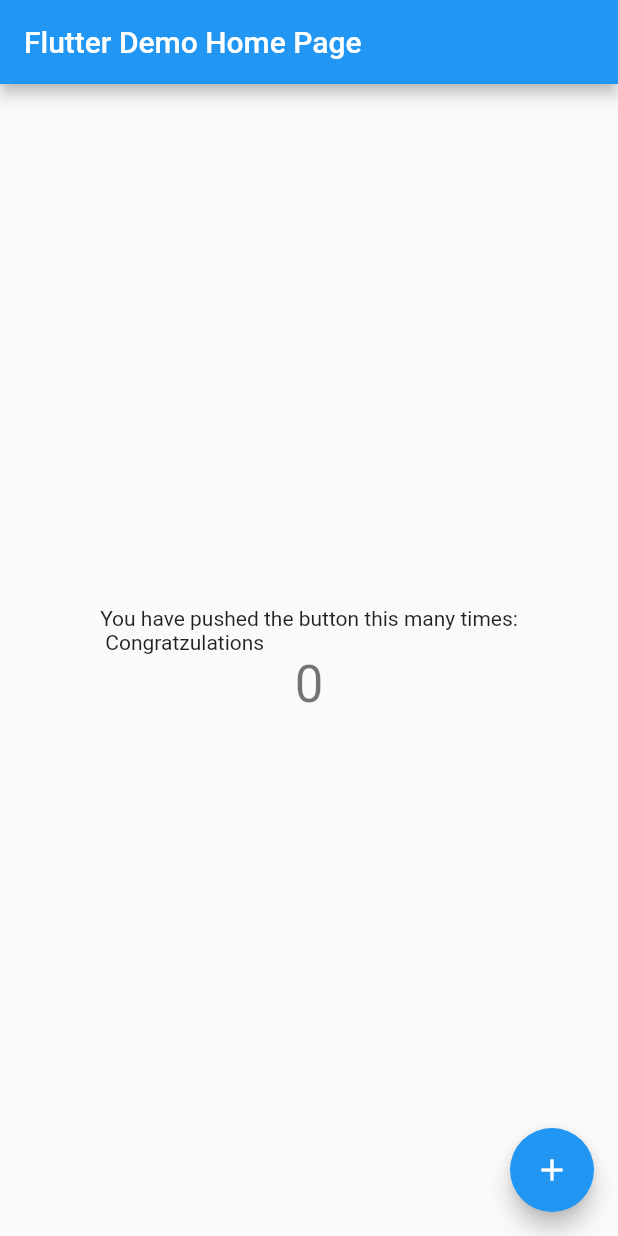
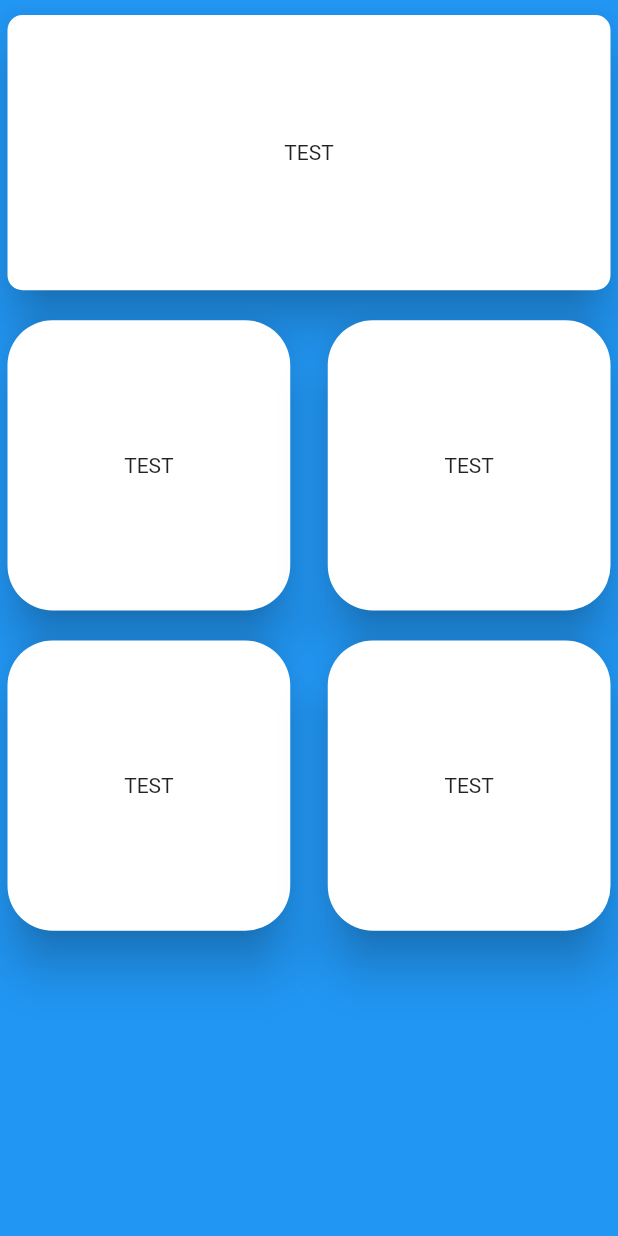
Before and after one commit to SuperFunker/Smur, a Flutter app: the screen it shows after launch, on a phone screen of 412 x 824 dp. Run offline on Flutter 3.47's test engine with Material 2 defaults, Android fonts, the phone set to English and light mode, and no system bars.

Commit message:
Created HomePage Mockup

```diff
--- /dev/null
+++ b/lib/home_screen.dart
@@ -0,0 +1,93 @@
+import 'package:flutter/material.dart';
+import 'package:flutter_staggered_grid_view/flutter_staggered_grid_view.dart';
+
+class HomeScreen extends StatefulWidget {
+  const HomeScreen({Key? key}) : super(key: key);
+
+  @override
+  State<HomeScreen> createState() => _HomeScreenState();
+}
+
+class _HomeScreenState extends State<HomeScreen> {
+  @override
+  Widget build(BuildContext context) {
+    return SafeArea(
+      child: Container(
+        color: Colors.blue,
+        child: SingleChildScrollView(
+          physics: BouncingScrollPhysics(),
+          child: StaggeredGrid.count(
+            crossAxisCount:
+            2,
+            crossAxisSpacing:
+            15.0,
+            mainAxisSpacing:
+            20.0,
+            children: [
+              StaggeredGridTile.count(
+                crossAxisCellCount: 2,
+                mainAxisCellCount: 1,
+                child: Padding(
+                  padding: EdgeInsets.fromLTRB(0, 10.0, 0, 0),
+                  child: MyOption(Icons.accessibility_new, "TEST", Colors.white, 10.0),
+                ),
+              ),
+              StaggeredGridTile.count(
+                crossAxisCellCount: 1,
+                mainAxisCellCount: 1,
+                child: MyOption(Icons.accessibility_new, "TEST", Colors.white, 30.0),
+              ),
+              StaggeredGridTile.count(
+                crossAxisCellCount: 1,
+                mainAxisCellCount: 1,
+                child: MyOption(Icons.accessibility_new, "TEST", Colors.white, 30.0),
+              ),
+              StaggeredGridTile.count(
+                crossAxisCellCount: 1,
+                mainAxisCellCount: 1,
+                child: MyOption(Icons.accessibility_new, "TEST", Colors.white, 30.0),
+              ),
+              StaggeredGridTile.count(
+                crossAxisCellCount: 1,
+                mainAxisCellCount: 1,
+                child: MyOption(Icons.accessibility_new, "TEST", Colors.white, 30.0),
+              ),
+            ],
+          ),
+        ),
+      ),
+    );
+  }
+
+  Widget MyOption(IconData icon, String title, Color color, double borderRadius){
+    return Padding(
+      padding: EdgeInsets.symmetric(horizontal: 5.0),
+      child: Material(
+        color: color,
+        elevation: 14.0,
+        borderRadius: BorderRadius.all(Radius.circular(borderRadius)),
+        child: Center(
+          child: Padding(
+            padding: EdgeInsets.all(10.0,),
+            child: Row(
+              mainAxisAlignment: MainAxisAlignment.center,
+              children: [
+                Column(
+                  mainAxisAlignment: MainAxisAlignment.center,
+                  children: [
+                    Padding(padding: EdgeInsets.all(10.0),
+                      child: Text(
+                        title,
+                        textAlign: TextAlign.center,
+                      ),
+                    ),
+                  ],
+                )
+              ],
+            ),
+        ),
+      )
+      ),
+    );
+  }
+}
--- a/lib/main.dart
+++ b/lib/main.dart
@@ -1,4 +1,5 @@
 import 'package:flutter/material.dart';
+import 'package:smapp/home_screen.dart';
 
 void main() {
   runApp(const MyApp());
@@ -22,94 +23,12 @@
         // or simply save your changes to "hot reload" in a Flutter IDE).
         // Notice that the counter didn't reset back to zero; the application
         // is not restarted.
-        primarySwatch: Colors.blue,
+        primarySwatch: Colors.red,
       ),
-      home: const MyHomePage(title: 'Flutter Demo Home Page'),
+      initialRoute: "/",
+      routes: {
+        "/": (context) => HomeScreen()
+      },
     );
   }
 }
-
-class MyHomePage extends StatefulWidget {
-  const MyHomePage({super.key, required this.title});
-
-  // This widget is the home page of your application. It is stateful, meaning
-  // that it has a State object (defined below) that contains fields that affect
-  // how it looks.
-
-  // This class is the configuration for the state. It holds the values (in this
-  // case the title) provided by the parent (in this case the App widget) and
-  // used by the build method of the State. Fields in a Widget subclass are
-  // always marked "final".
-
-  final String title;
-
-  @override
-  State<MyHomePage> createState() => _MyHomePageState();
-}
-
-class _MyHomePageState extends State<MyHomePage> {
-  int _counter = 0;
-
-  void _incrementCounter() {
-    setState(() {
-      // This call to setState tells the Flutter framework that something has
-      // changed in this State, which causes it to rerun the build method below
-      // so that the display can reflect the updated values. If we changed
-      // _counter without calling setState(), then the build method would not be
-      // called again, and so nothing would appear to happen.
-      _counter++;
-    });
-  }
-
-  @override
-  Widget build(BuildContext context) {
-    // This method is rerun every time setState is called, for instance as done
-    // by the _incrementCounter method above.
-    //
-    // The Flutter framework has been optimized to make rerunning build methods
-    // fast, so that you can just rebuild anything that needs updating rather
-    // than having to individually change instances of widgets.
-    return Scaffold(
-      appBar: AppBar(
-        // Here we take the value from the MyHomePage object that was created by
-        // the App.build method, and use it to set our appbar title.
-        title: Text(widget.title),
-      ),
-      body: Center(
-        // Center is a layout widget. It takes a single child and positions it
-        // in the middle of the parent.
-        child: Column(
-          // Column is also a layout widget. It takes a list of children and
-          // arranges them vertically. By default, it sizes itself to fit its
-          // children horizontally, and tries to be as tall as its parent.
-          //
-          // Invoke "debug painting" (press "p" in the console, choose the
-          // "Toggle Debug Paint" action from the Flutter Inspector in Android
-          // Studio, or the "Toggle Debug Paint" command in Visual Studio Code)
-          // to see the wireframe for each widget.
-          //
-          // Column has various properties to control how it sizes itself and
-          // how it positions its children. Here we use mainAxisAlignment to
-          // center the children vertically; the main axis here is the vertical
-          // axis because Columns are vertical (the cross axis would be
-          // horizontal).
-          mainAxisAlignment: MainAxisAlignment.center,
-          children: <Widget>[
-            const Text(
-              'You have pushed the button this many times:\n Congratzulations',
-            ),
-            Text(
-              '$_counter',
-              style: Theme.of(context).textTheme.headlineMedium,
-            ),
-          ],
-        ),
-      ),
-      floatingActionButton: FloatingActionButton(
-        onPressed: _incrementCounter,
-        tooltip: 'Increment',
-        child: const Icon(Icons.add),
-      ), // This trailing comma makes auto-formatting nicer for build methods.
-    );
-  }
-}
--- a/pubspec.yaml
+++ b/pubspec.yaml
@@ -30,7 +30,7 @@
 dependencies:
   flutter:
     sdk: flutter
-
+  flutter_staggered_grid_view: ^0.6.2
 
   # The following adds the Cupertino Icons font to your application.
   # Use with the CupertinoIcons class for iOS style icons.
```
Also changed, not shown: pubspec.lock, 1 other file.
